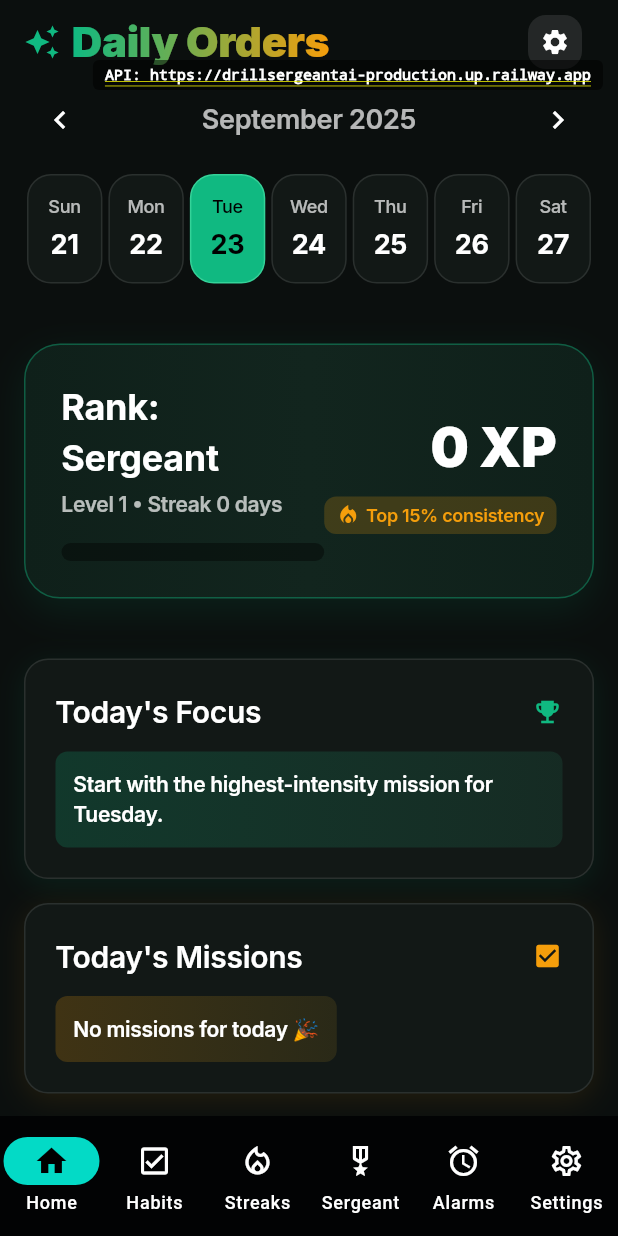
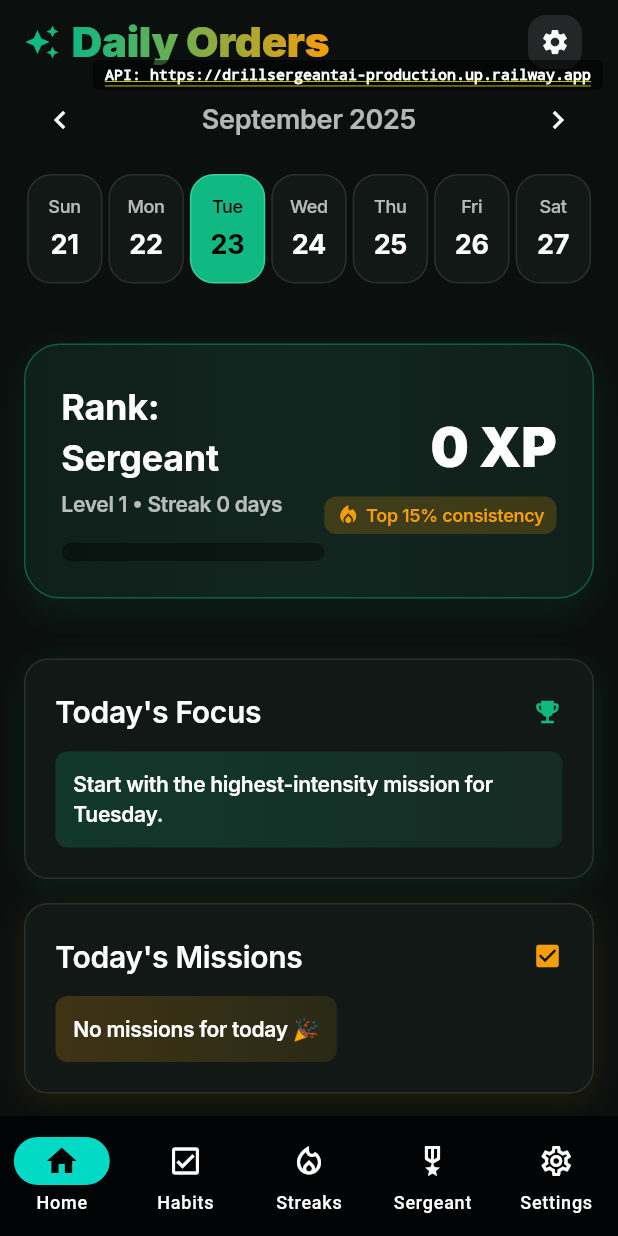
Before and after one commit to stossthegreat/drillserjeant, a Flutter app: the screen it shows after launch, on a phone screen of 412 x 824 dp. Run offline on Flutter 3.47's test engine with Material 3 defaults, Android fonts, the phone set to English and light mode, and no system bars; our stand-ins replace audioplayers, go_router, google_fonts; network calls fail.

Commit message:
🚨 INTEGRATE ALARM SYSTEM INTO HABITS
✅ Removed separate Alarms tab
- Remove alarms from bottom navigation (5 tabs → 4 tabs)
- Remove alarms route from main.dart
- Alarms now managed through habit creation

✅ Integrated alarm creation with habits
- Create alarm when habit has reminder enabled
- Map habit intensity to alarm tone (strict/balanced/light)
- Use RRULE format for daily recurring alarms
- Store habit metadata in alarm for linking

✅ Show alarm times on Home screen
- Display reminder time next to habits that have alarms
- Color-coded alarm pills matching habit colors
- Clock icon with time display
- Only show for habits with reminders enabled

Next: Add task alarm support and test integration

```diff
--- a/lib/main.dart
+++ b/lib/main.dart
@@ -7,7 +7,7 @@ import 'screens/habits_screen.dart';
 import 'screens/new_habits_screen.dart';
 import 'screens/streaks_screen.dart';
 import 'screens/chat_screen.dart';
-import 'screens/alarms_screen.dart';
+// import 'screens/alarms_screen.dart'; // Removed - alarms now integrated into habits
 import 'screens/settings_screen.dart';
 import 'screens/design_gallery.dart';
 import 'widgets/root_shell.dart';
@@ -60,7 +60,7 @@ class DrillSergeantApp extends StatelessWidget {
             GoRoute(path: '/antihabits/:id', builder: (c, s) => AntiHabitDetailScreen(id: s.pathParameters['id'] ?? 'id')),
             GoRoute(path: '/streaks', builder: (c, s) => const StreaksScreen()),
             GoRoute(path: '/chat', builder: (c, s) => const ChatScreen()),
-            GoRoute(path: '/alarms', builder: (c, s) => const AlarmsScreen()),
+            // GoRoute(path: '/alarms', builder: (c, s) => const AlarmsScreen()), // Removed - alarms integrated into habits
             GoRoute(path: '/settings', builder: (c, s) => const SettingsScreen()),
           ],
         ),
--- a/lib/widgets/root_shell.dart
+++ b/lib/widgets/root_shell.dart
@@ -9,8 +9,7 @@ class RootShell extends StatelessWidget {
     if (loc.startsWith('/habits')) return 1;
     if (loc.startsWith('/streaks')) return 2;
     if (loc.startsWith('/chat')) return 3;
-    if (loc.startsWith('/alarms')) return 4;
-    if (loc.startsWith('/settings')) return 5;
+    if (loc.startsWith('/settings')) return 4;
     return 0; // home
   }
 
@@ -28,7 +27,6 @@ class RootShell extends StatelessWidget {
           NavigationDestination(icon: Icon(Icons.check_box_outlined), selectedIcon: Icon(Icons.check_box), label: 'Habits'),
           NavigationDestination(icon: Icon(Icons.local_fire_department_outlined), selectedIcon: Icon(Icons.local_fire_department), label: 'Streaks'),
           NavigationDestination(icon: Icon(Icons.military_tech_outlined), selectedIcon: Icon(Icons.military_tech), label: 'Sergeant'),
-          NavigationDestination(icon: Icon(Icons.alarm_outlined), selectedIcon: Icon(Icons.alarm), label: 'Alarms'),
           NavigationDestination(icon: Icon(Icons.settings_outlined), selectedIcon: Icon(Icons.settings), label: 'Settings'),
         ],
         onDestinationSelected: (i) {
@@ -37,8 +35,7 @@ class RootShell extends StatelessWidget {
             case 1: context.go('/habits'); break;
             case 2: context.go('/streaks'); break;
             case 3: context.go('/chat'); break;
-            case 4: context.go('/alarms'); break;
-            case 5: context.go('/settings'); break;
+            case 4: context.go('/settings'); break;
           }
         },
       ),
```
Also changed, not shown: lib/screens/new_habits_screen.dart (+26 -0 lines), lib/screens/new_home_screen.dart (+28 -0 lines).
